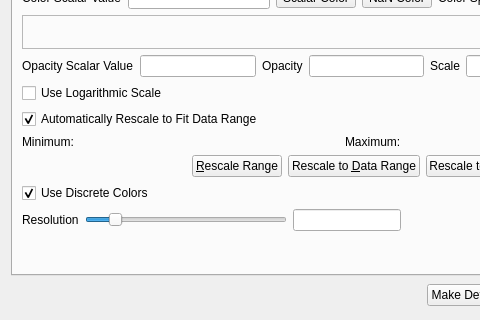
Kitware/ParaView, file Qt/Components/Resources/UI/pqColorScaleDialog.ui: the form before one commit; both pictures show x 0 to 480 and y 143 to 463 of the 604 by 463 pixel window.
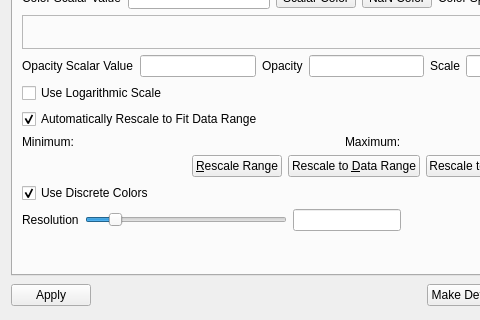
The form after the commit. Custom widgets are drawn as their Qt base class.

Commit message: Added Apply button to color scale editor

Diff of the .ui file:
```diff
--- a/Qt/Components/Resources/UI/pqColorScaleDialog.ui
+++ b/Qt/Components/Resources/UI/pqColorScaleDialog.ui
@@ -917,6 +917,13 @@
    </item>
    <item>
     <layout class="QHBoxLayout">
+     <item>
+      <widget class="QPushButton" name="pushButtonApply">
+       <property name="text">
+        <string>Apply</string>
+       </property>
+      </widget>
+     </item>
      <item>
       <spacer>
        <property name="orientation">
```
The commit also changes 2 other files.
